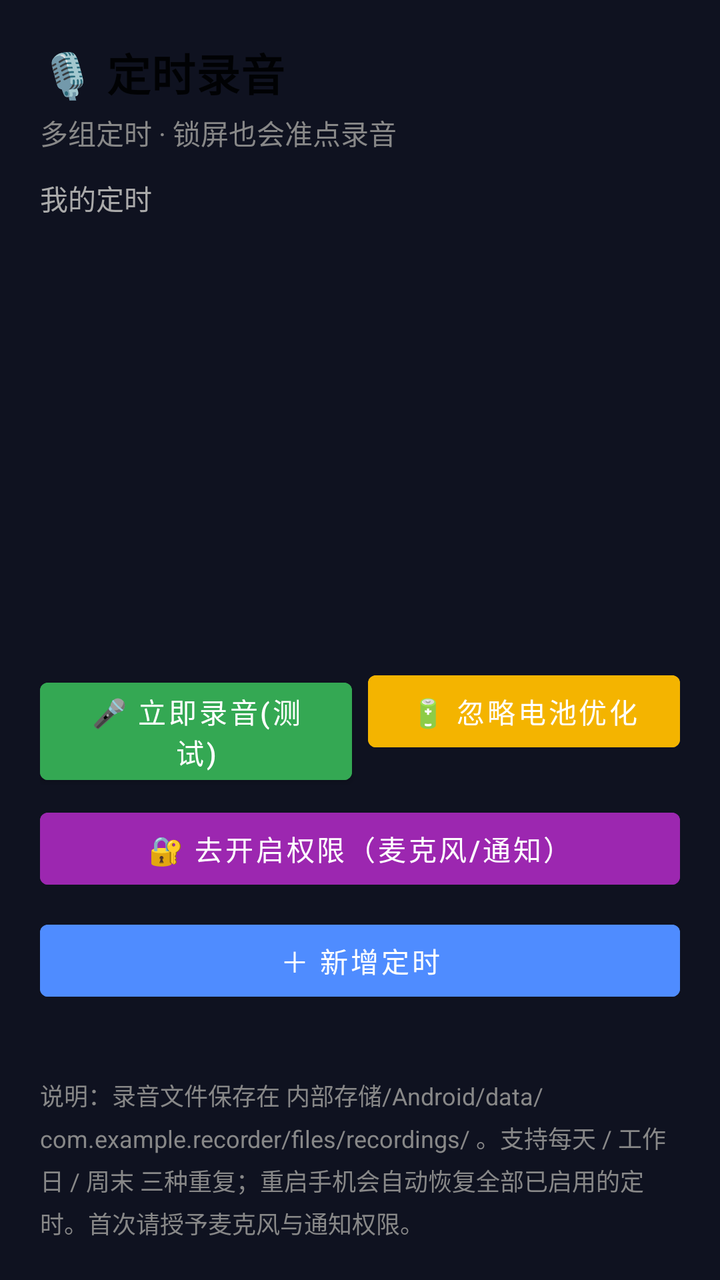
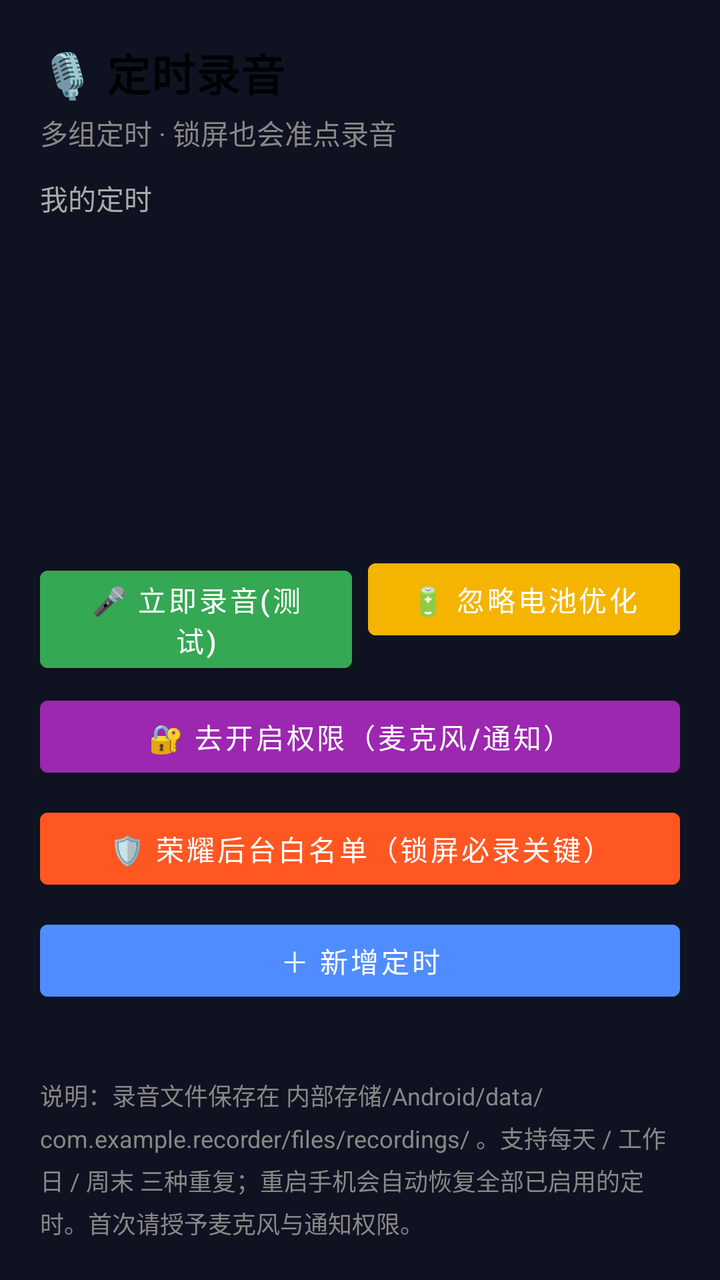

Compare the two renders of this Android layout. The source of the first and the diff that turns it into the second are given below.
<!-- AndroidManifest.xml: application theme Theme.Recorder -->
<!-- res/layout/activity_main.xml -->
<?xml version="1.0" encoding="utf-8"?>
<LinearLayout xmlns:android="http://schemas.android.com/apk/res/android"
    android:layout_width="match_parent"
    android:layout_height="match_parent"
    android:orientation="vertical"
    android:padding="20dp">

    <TextView
        style="@style/TextAppearance.MaterialComponents.Headline6"
        android:layout_width="wrap_content"
        android:layout_height="wrap_content"
        android:text="🎙 定时录音"
        android:textSize="22sp"
        android:textStyle="bold" />

    <TextView
        android:layout_width="wrap_content"
        android:layout_height="wrap_content"
        android:layout_marginTop="4dp"
        android:text="多组定时 · 锁屏也会准点录音"
        android:textColor="#888" />

    <TextView
        android:layout_width="wrap_content"
        android:layout_height="wrap_content"
        android:layout_marginTop="12dp"
        android:text="我的定时"
        android:textColor="#aaa" />

    <ListView
        android:id="@+id/listView"
        android:layout_width="match_parent"
        android:layout_height="0dp"
        android:layout_marginTop="8dp"
        android:layout_weight="1" />

    <LinearLayout
        android:layout_width="match_parent"
        android:layout_height="wrap_content"
        android:layout_marginTop="12dp"
        android:orientation="horizontal">

        <Button
            android:id="@+id/testBtn"
            android:layout_width="0dp"
            android:layout_height="wrap_content"
            android:layout_marginEnd="8dp"
            android:layout_weight="1"
            android:backgroundTint="#34a853"
            android:text="🎤 立即录音(测试)" />

        <Button
            android:id="@+id/battBtn"
            android:layout_width="0dp"
            android:layout_height="wrap_content"
            android:layout_weight="1"
            android:backgroundTint="#f4b400"
            android:text="🔋 忽略电池优化" />
    </LinearLayout>

    <Button
        android:id="@+id/permBtn"
        android:layout_width="match_parent"
        android:layout_height="wrap_content"
        android:layout_marginTop="8dp"
        android:backgroundTint="#9c27b0"
        android:text="🔐 去开启权限（麦克风/通知）" />

    <Button
        android:id="@+id/addBtn"
        android:layout_width="match_parent"
        android:layout_height="wrap_content"
        android:layout_marginTop="8dp"
        android:backgroundTint="#4f8cff"
        android:text="＋ 新增定时" />

    <TextView
        android:id="@+id/statusText"
        android:layout_width="match_parent"
        android:layout_height="wrap_content"
        android:layout_marginTop="10dp"
        android:lineSpacingExtra="4dp"
        android:textColor="#ccc"
        android:textSize="12sp" />

    <TextView
        android:layout_width="match_parent"
        android:layout_height="wrap_content"
        android:layout_marginTop="8dp"
        android:lineSpacingExtra="4dp"
        android:text="说明：录音文件保存在 内部存储/Android/data/com.example.recorder/files/recordings/ 。支持每天 / 工作日 / 周末 三种重复；重启手机会自动恢复全部已启用的定时。首次请授予麦克风与通知权限。"
        android:textColor="#888"
        android:textSize="12sp" />

</LinearLayout>
<!-- resources referenced by this layout -->
<resources>
  <style name="Theme.Recorder" parent="Theme.MaterialComponents.DayNight.NoActionBar">
          <item name="colorPrimary">@color/purple_500</item>
          <item name="colorPrimaryDark">@color/bg</item>
          <item name="colorAccent">@color/teal_200</item>
          <item name="android:windowBackground">@color/bg</item>
          <item name="android:textColor">@color/white</item>
      </style>
  <color name="purple_500">#FF6200EE</color>
  <color name="bg">#0f1220</color>
  <color name="teal_200">#FF03DAC5</color>
  <color name="white">#FFFFFFFF</color>
</resources>

<!-- the commit's change to res/layout/activity_main.xml (unified diff, before → after) -->
@@ -67,6 +67,14 @@
         android:text="🔐 去开启权限（麦克风/通知）" />
 
     <Button
+        android:id="@+id/bgBtn"
+        android:layout_width="match_parent"
+        android:layout_height="wrap_content"
+        android:layout_marginTop="8dp"
+        android:backgroundTint="#ff5722"
+        android:text="🛡 荣耀后台白名单（锁屏必录关键）" />
+
+    <Button
         android:id="@+id/addBtn"
         android:layout_width="match_parent"
         android:layout_height="wrap_content"
